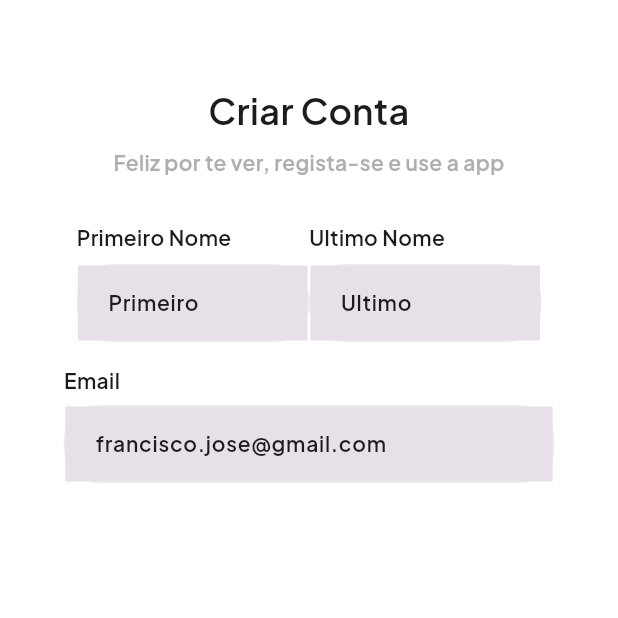
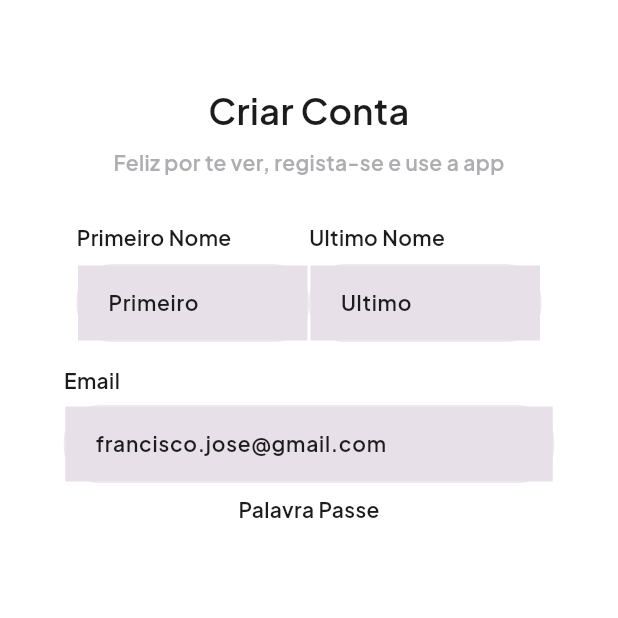
Before and after one commit to france00mf/my_health_app, a Flutter app: the RegisterView screen opened directly, on a phone screen of 412 x 824 dp, the top half of it. Run offline on Flutter 3.47's test engine with Material 3 defaults, Android fonts, the phone set to English and light mode, and no system bars; our stand-ins replace animate_do, firebase_auth, firebase_core, google_fonts, smooth_page_indicator; accounts and stored records are empty; statements that could not run were skipped.

Commit message:
add password text field and add small updates

```diff
--- a/lib/presenter/view/auth/login/login_view.dart
+++ b/lib/presenter/view/auth/login/login_view.dart
@@ -26,7 +26,7 @@ class _LoginViewState extends State<LoginView> {
         print("Usuádio logado em -> ${user!.email}");
         ScaffoldMessenger.of(context).showSnackBar(
           SnackBar(content: Text('${user.email} Logado'),)
-        )
+        );
     } catch (e) {
       print("Falha ao logar apontado em $e");
       ScaffoldMessenger.of(context).showSnackBar(
--- a/lib/presenter/view/auth/register/register_view.dart
+++ b/lib/presenter/view/auth/register/register_view.dart
@@ -137,6 +137,25 @@ class _RegisterViewState extends State<RegisterView> {
                       width: 327,
                       height: 52),
               ],
+            ),
+            const SizedBox(height: 7,),
+            Column(
+              crossAxisAlignment: CrossAxisAlignment.start,
+              children: [
+                Text('Palavra Passe',
+                 style: GoogleFonts.plusJakartaSans(
+                            fontSize: 14,
+                            fontWeight: FontWeight.w500,
+                            color: AppColor.kWhite)
+                        .copyWith(
+                            color: AppColor.kGrayscaleDark100,
+                            fontWeight: FontWeight.w600,
+                            fontSize: 14),
+                ),
+                const SizedBox(height: 8,),
+
+
+              ],
             )
 
           ],
```
Also changed, not shown: lib/core/presenters/components/password_text_field.dart (added, +76 -0 lines).
